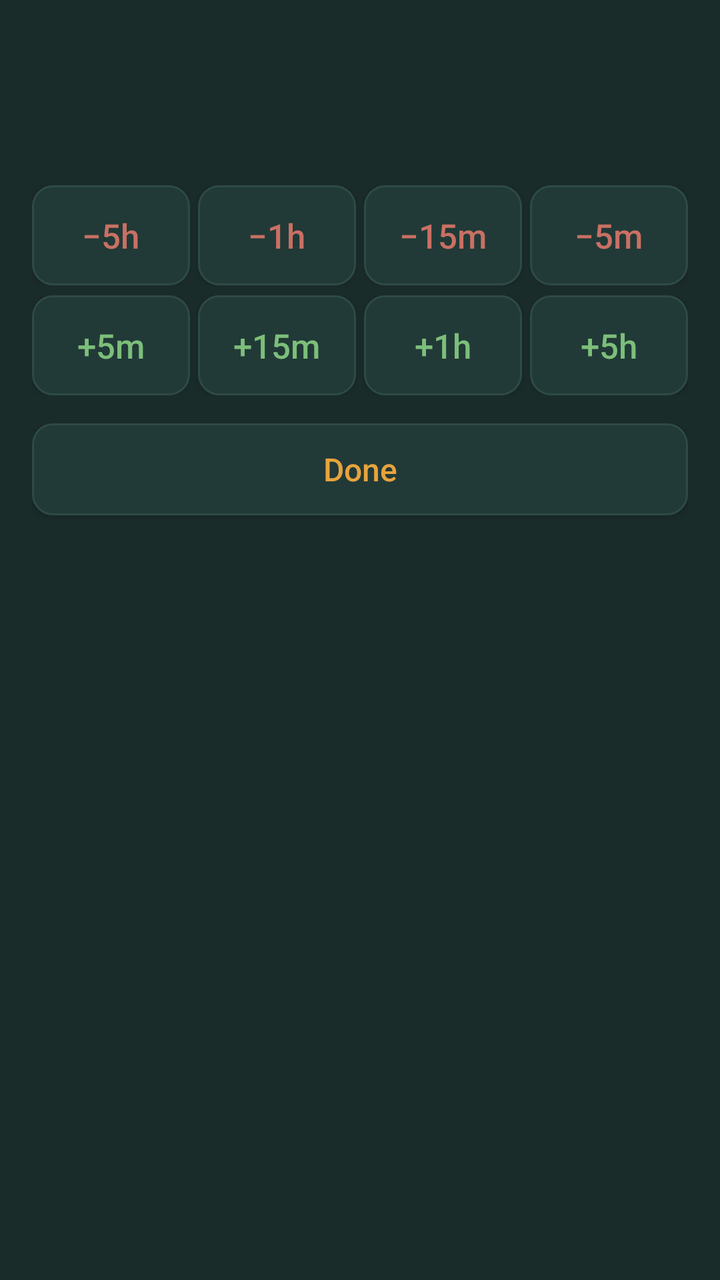
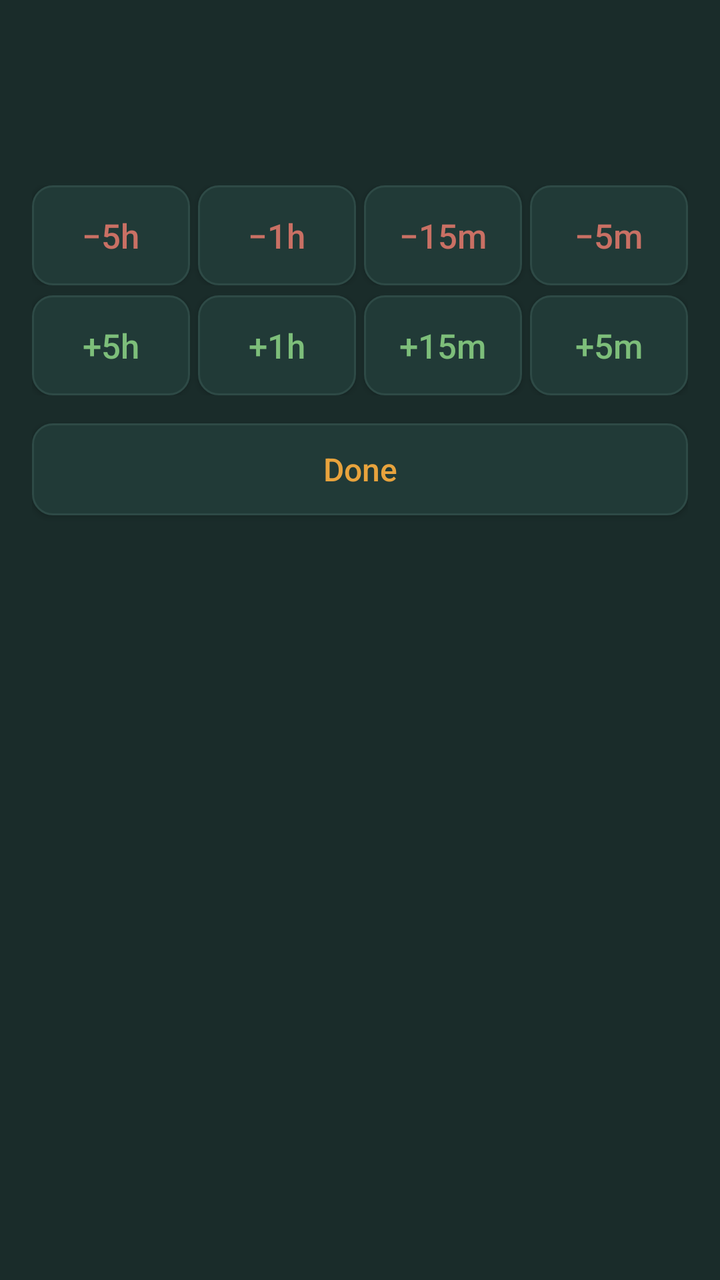

Compare the two renders of this Android layout. The source of the first and the diff that turns it into the second are given below.
<!-- AndroidManifest.xml: application theme Theme.FocusLedger -->
<!-- res/layout/dialog_adjust.xml -->
<?xml version="1.0" encoding="utf-8"?>
<LinearLayout xmlns:android="http://schemas.android.com/apk/res/android"
    android:layout_width="match_parent"
    android:layout_height="wrap_content"
    android:orientation="vertical"
    android:background="#1A2C2A"
    android:padding="16dp">

    <TextView android:id="@+id/adjTitle"
        android:layout_width="match_parent" android:layout_height="wrap_content"
        android:textColor="#8FA39E" android:textSize="15sp" />
    <TextView android:id="@+id/adjValue"
        android:layout_width="match_parent" android:layout_height="wrap_content"
        android:layout_marginTop="4dp" android:layout_marginBottom="12dp"
        android:textColor="#E8A33D" android:fontFamily="monospace" android:textSize="30sp" />

    <LinearLayout android:layout_width="match_parent" android:layout_height="wrap_content"
        android:orientation="horizontal" android:weightSum="4">
        <Button android:id="@+id/adjM5h" android:layout_width="0dp" android:layout_weight="1"
            android:layout_height="50dp" android:layout_marginEnd="4dp" android:text="\u22125h"
            android:textAllCaps="false" android:textColor="#C97064" android:textSize="17sp"
            android:padding="0dp" android:background="@drawable/bg_button_small" />
        <Button android:id="@+id/adjM1h" android:layout_width="0dp" android:layout_weight="1"
            android:layout_height="50dp" android:layout_marginEnd="4dp" android:text="\u22121h"
            android:textAllCaps="false" android:textColor="#C97064" android:textSize="17sp"
            android:padding="0dp" android:background="@drawable/bg_button_small" />
        <Button android:id="@+id/adjM15" android:layout_width="0dp" android:layout_weight="1"
            android:layout_height="50dp" android:layout_marginEnd="4dp" android:text="\u221215m"
            android:textAllCaps="false" android:textColor="#C97064" android:textSize="17sp"
            android:padding="0dp" android:background="@drawable/bg_button_small" />
        <Button android:id="@+id/adjM5" android:layout_width="0dp" android:layout_weight="1"
            android:layout_height="50dp" android:text="\u22125m"
            android:textAllCaps="false" android:textColor="#C97064" android:textSize="17sp"
            android:padding="0dp" android:background="@drawable/bg_button_small" />
    </LinearLayout>

    <LinearLayout android:layout_width="match_parent" android:layout_height="wrap_content"
        android:layout_marginTop="5dp" android:orientation="horizontal" android:weightSum="4">
        <Button android:id="@+id/adjP5" android:layout_width="0dp" android:layout_weight="1"
            android:layout_height="50dp" android:layout_marginEnd="4dp" android:text="+5m"
            android:textAllCaps="false" android:textColor="#7DBE7A" android:textSize="17sp"
            android:padding="0dp" android:background="@drawable/bg_button_small" />
        <Button android:id="@+id/adjP15" android:layout_width="0dp" android:layout_weight="1"
            android:layout_height="50dp" android:layout_marginEnd="4dp" android:text="+15m"
            android:textAllCaps="false" android:textColor="#7DBE7A" android:textSize="17sp"
            android:padding="0dp" android:background="@drawable/bg_button_small" />
        <Button android:id="@+id/adjP1h" android:layout_width="0dp" android:layout_weight="1"
            android:layout_height="50dp" android:layout_marginEnd="4dp" android:text="+1h"
            android:textAllCaps="false" android:textColor="#7DBE7A" android:textSize="17sp"
            android:padding="0dp" android:background="@drawable/bg_button_small" />
        <Button android:id="@+id/adjP5h" android:layout_width="0dp" android:layout_weight="1"
            android:layout_height="50dp" android:text="+5h"
            android:textAllCaps="false" android:textColor="#7DBE7A" android:textSize="17sp"
            android:padding="0dp" android:background="@drawable/bg_button_small" />
    </LinearLayout>

    <Button android:id="@+id/adjDone"
        android:layout_width="match_parent" android:layout_height="46dp"
        android:layout_marginTop="14dp" android:text="Done" android:textAllCaps="false"
        android:textColor="#E8A33D" android:textSize="16sp"
        android:background="@drawable/bg_button_small" />
</LinearLayout>
<!-- resources referenced by this layout -->
<resources>
  <!-- drawable bg_button_small (drawable) -->
  <?xml version="1.0" encoding="utf-8"?>
  <shape xmlns:android="http://schemas.android.com/apk/res/android" android:shape="rectangle">
      <solid android:color="#213A37" />
      <corners android:radius="10dp" />
      <stroke android:width="1dp" android:color="#2E4A46" />
  </shape>
  <style name="Theme.FocusLedger" parent="Theme.AppCompat.DayNight.NoActionBar">
          <item name="colorPrimary">#E8A33D</item>
          <item name="colorPrimaryDark">#12201F</item>
          <item name="colorAccent">#6FAFC4</item>
          <item name="android:windowBackground">#12201F</item>
      </style>
</resources>

<!-- the commit's change to res/layout/dialog_adjust.xml (unified diff, before → after) -->
@@ -36,20 +36,20 @@
 
     <LinearLayout android:layout_width="match_parent" android:layout_height="wrap_content"
         android:layout_marginTop="5dp" android:orientation="horizontal" android:weightSum="4">
-        <Button android:id="@+id/adjP5" android:layout_width="0dp" android:layout_weight="1"
-            android:layout_height="50dp" android:layout_marginEnd="4dp" android:text="+5m"
+        <Button android:id="@+id/adjP5h" android:layout_width="0dp" android:layout_weight="1"
+            android:layout_height="50dp" android:layout_marginEnd="4dp" android:text="+5h"
+            android:textAllCaps="false" android:textColor="#7DBE7A" android:textSize="17sp"
+            android:padding="0dp" android:background="@drawable/bg_button_small" />
+        <Button android:id="@+id/adjP1h" android:layout_width="0dp" android:layout_weight="1"
+            android:layout_height="50dp" android:layout_marginEnd="4dp" android:text="+1h"
             android:textAllCaps="false" android:textColor="#7DBE7A" android:textSize="17sp"
             android:padding="0dp" android:background="@drawable/bg_button_small" />
         <Button android:id="@+id/adjP15" android:layout_width="0dp" android:layout_weight="1"
             android:layout_height="50dp" android:layout_marginEnd="4dp" android:text="+15m"
             android:textAllCaps="false" android:textColor="#7DBE7A" android:textSize="17sp"
             android:padding="0dp" android:background="@drawable/bg_button_small" />
-        <Button android:id="@+id/adjP1h" android:layout_width="0dp" android:layout_weight="1"
-            android:layout_height="50dp" android:layout_marginEnd="4dp" android:text="+1h"
-            android:textAllCaps="false" android:textColor="#7DBE7A" android:textSize="17sp"
-            android:padding="0dp" android:background="@drawable/bg_button_small" />
-        <Button android:id="@+id/adjP5h" android:layout_width="0dp" android:layout_weight="1"
-            android:layout_height="50dp" android:text="+5h"
+        <Button android:id="@+id/adjP5" android:layout_width="0dp" android:layout_weight="1"
+            android:layout_height="50dp" android:text="+5m"
             android:textAllCaps="false" android:textColor="#7DBE7A" android:textSize="17sp"
             android:padding="0dp" android:background="@drawable/bg_button_small" />
     </LinearLayout>
